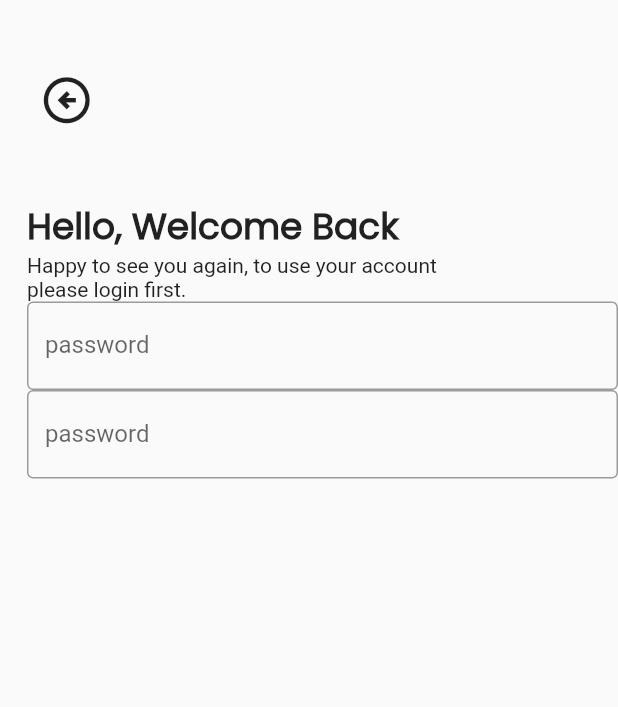
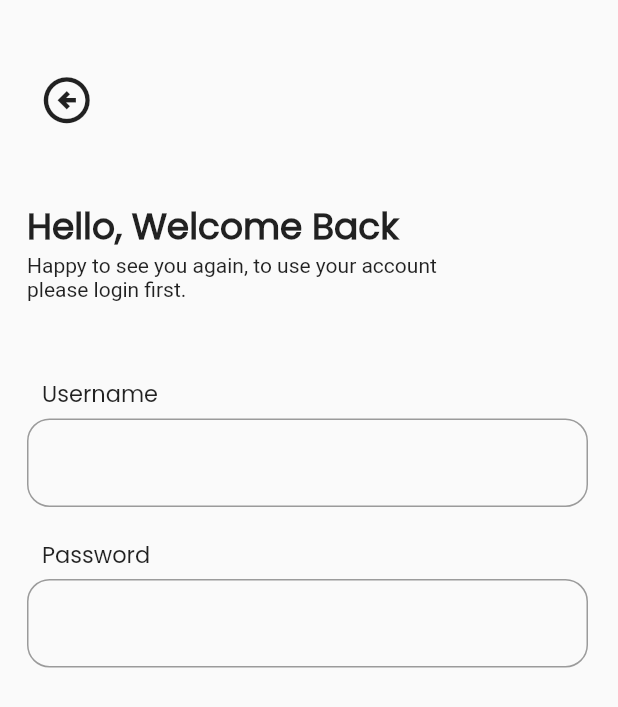
Before and after one commit to asnakeassefa/chatApp, a Flutter app: the screen it shows after launch, on a phone screen of 412 x 824 dp. Shown: the top 707 px of the screen. Run offline on Flutter 3.47's test engine with Material 2 defaults, Android fonts, the phone set to English and light mode, and no system bars; our stand-ins replace smooth_page_indicator.

Commit message:
user form fixed

```diff
--- a/lib/component/userField.dart
+++ b/lib/component/userField.dart
@@ -9,18 +9,23 @@ class UserFormField extends StatelessWidget {
 
   @override
   Widget build(BuildContext context) {
-    return TextField(
-      controller: controller,
-      obscureText: obscure,
-      decoration: InputDecoration(
-        labelText: lableText,
-        hintText:hintText,
-        enabledBorder: const OutlineInputBorder(
-          borderSide: BorderSide(color: Colors.black38)
+    return Padding(
+      padding: const EdgeInsets.only(right:20.0),
+      child: TextField(
+        controller: controller,
+        obscureText: obscure,
+        decoration: const InputDecoration(
+          // labelText: lableText,
+          // hintText:hintText,
+          enabledBorder: OutlineInputBorder(
+             borderRadius:BorderRadius.all(Radius.circular(15)),
+            borderSide: BorderSide(color: Colors.black38)
+          ),
+          focusedBorder:OutlineInputBorder(
+            borderRadius:BorderRadius.all(Radius.circular(25)),
+            borderSide: BorderSide(color: Colors.black54)
+          )
         ),
-        focusedBorder:const OutlineInputBorder(
-          borderSide: BorderSide(color: Colors.black54)
-        )
       ),
     );
   }
--- a/lib/pages/loginPage/login.dart
+++ b/lib/pages/loginPage/login.dart
@@ -50,16 +50,37 @@ class _LoginState extends State<Login> {
                     )
                   ],
                 ),
-
+                const SizedBox(height: 50),
                 //username TextField
+                const Padding(
+                  padding: EdgeInsets.fromLTRB(10,0,0,5),
+                  child: Text(
+                    "Username",
+                    style: TextStyle(
+                      fontFamily: "poppins",
+                      fontSize: 15,
+                    ),
+                  ),
+                ),
                 UserFormField(
                   hintText: "username",
                   obscure: false,
                   controller: userController,
-                  lableText: "password",
+                  lableText: "username",
                 ),
+
                 //password TextField
-
+                const SizedBox(height: 20),
+                const Padding(
+                  padding: EdgeInsets.fromLTRB(10,0,0,5),
+                  child: Text(
+                    "Password",
+                    style: TextStyle(
+                      fontFamily: "poppins",
+                      fontSize: 15,
+                    ),
+                  ),
+                ),
                 UserFormField(
                   hintText: "Password",
                   obscure: true,
```
